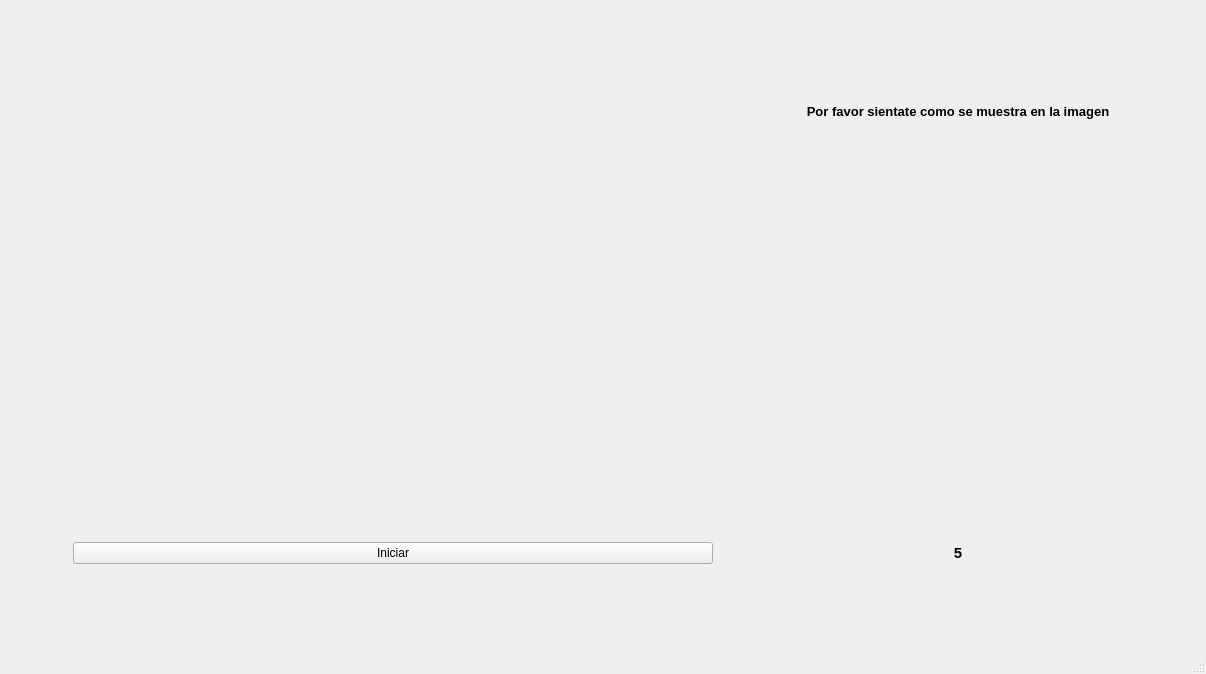
Before: the Qt Designer form ui/MainWindow.ui in sebastianmarines/cv-posture, drawn with Qt 5.
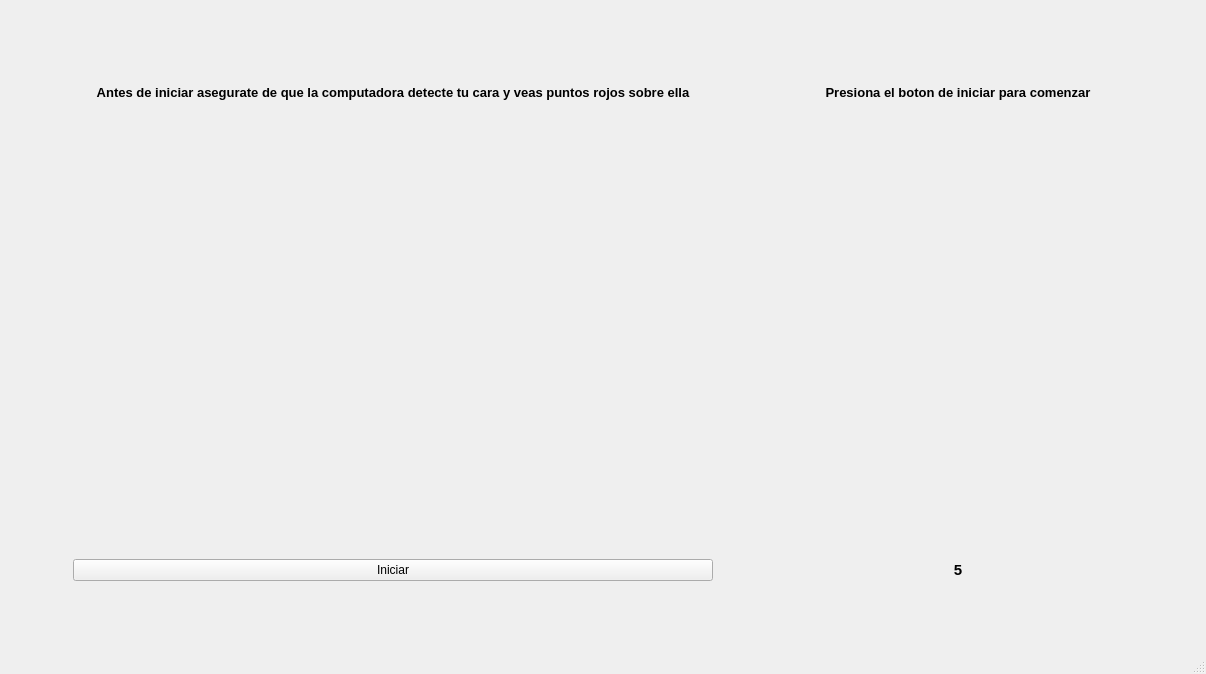
After: the same form once the commit is applied.

Commit message: Show current pose description in the ui

Diff of the .ui file:
```diff
--- a/ui/MainWindow.ui
+++ b/ui/MainWindow.ui
@@ -16,6 +16,55 @@
   <widget class="QWidget" name="centralwidget">
    <layout class="QGridLayout" name="gridLayout">
     <item row="3" column="1">
+     <widget class="QLabel" name="counter">
+      <property name="font">
+       <font>
+        <pointsize>11</pointsize>
+        <weight>75</weight>
+        <bold>true</bold>
+       </font>
+      </property>
+      <property name="text">
+       <string>5</string>
+      </property>
+      <property name="alignment">
+       <set>Qt::AlignCenter</set>
+      </property>
+     </widget>
+    </item>
+    <item row="0" column="1">
+     <widget class="QLabel" name="instructions">
+      <property name="maximumSize">
+       <size>
+        <width>350</width>
+        <height>50</height>
+       </size>
+      </property>
+      <property name="font">
+       <font>
+        <pointsize>10</pointsize>
+        <weight>75</weight>
+        <bold>true</bold>
+       </font>
+      </property>
+      <property name="layoutDirection">
+       <enum>Qt::LeftToRight</enum>
+      </property>
+      <property name="text">
+       <string>Presiona el boton de iniciar para comenzar</string>
+      </property>
+      <property name="scaledContents">
+       <bool>true</bool>
+      </property>
+      <property name="alignment">
+       <set>Qt::AlignCenter</set>
+      </property>
+      <property name="margin">
+       <number>0</number>
+      </property>
+     </widget>
+    </item>
+    <item row="2" column="1">
      <widget class="QLabel" name="current_image">
       <property name="maximumSize">
        <size>
@@ -32,6 +81,13 @@
      </widget>
     </item>
     <item row="3" column="0">
+     <widget class="QPushButton" name="start">
+      <property name="text">
+       <string>Iniciar</string>
+      </property>
+     </widget>
+    </item>
+    <item row="2" column="0">
      <widget class="QLabel" name="webcam">
       <property name="enabled">
        <bool>true</bool>
@@ -53,21 +109,8 @@
       </property>
      </widget>
     </item>
-    <item row="4" column="0">
-     <widget class="QPushButton" name="start">
-      <property name="text">
-       <string>Iniciar</string>
-      </property>
-     </widget>
-    </item>
-    <item row="2" column="1">
-     <widget class="QLabel" name="instructions">
-      <property name="maximumSize">
-       <size>
-        <width>350</width>
-        <height>50</height>
-       </size>
-      </property>
+    <item row="0" column="0">
+     <widget class="QLabel" name="label">
       <property name="font">
        <font>
         <pointsize>10</pointsize>
@@ -75,11 +118,8 @@
         <bold>true</bold>
        </font>
       </property>
-      <property name="layoutDirection">
-       <enum>Qt::LeftToRight</enum>
-      </property>
       <property name="text">
-       <string>Por favor sientate como se muestra en la imagen</string>
+       <string>Antes de iniciar asegurate de que la computadora detecte tu cara y veas puntos rojos sobre ella</string>
       </property>
       <property name="scaledContents">
        <bool>true</bool>
@@ -87,22 +127,21 @@
       <property name="alignment">
        <set>Qt::AlignCenter</set>
       </property>
-      <property name="margin">
-       <number>0</number>
+      <property name="wordWrap">
+       <bool>true</bool>
       </property>
      </widget>
     </item>
-    <item row="4" column="1">
-     <widget class="QLabel" name="counter">
-      <property name="font">
-       <font>
-        <pointsize>11</pointsize>
-        <weight>75</weight>
-        <bold>true</bold>
-       </font>
+    <item row="1" column="1">
+     <widget class="QLabel" name="pose">
+      <property name="maximumSize">
+       <size>
+        <width>16777215</width>
+        <height>10</height>
+       </size>
       </property>
       <property name="text">
-       <string>5</string>
+       <string/>
       </property>
       <property name="alignment">
        <set>Qt::AlignCenter</set>
```
The commit also changes 2 other files.
